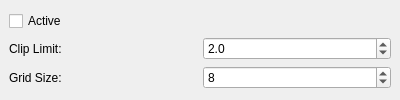
Above: src/WhiskerToolbox/Media_Widget/MediaProcessing_Widget/ProcessingOptions/ClaheWidget.ui from paulmthompson/WhiskerToolbox before the change. Below: the same form after it.
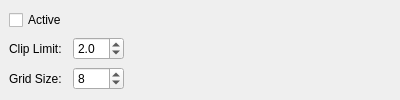
That is the form after the change.

The edit to the form file:
```diff
--- a/src/WhiskerToolbox/Media_Widget/MediaProcessing_Widget/ProcessingOptions/ClaheWidget.ui
+++ b/src/WhiskerToolbox/Media_Widget/MediaProcessing_Widget/ProcessingOptions/ClaheWidget.ui
@@ -13,7 +13,7 @@
   <property name="windowTitle">
    <string>Form</string>
   </property>
-  <layout class="QVBoxLayout" name="verticalLayout">
+  <layout class="QHBoxLayout" name="horizontalLayout">
    <property name="spacing">
     <number>6</number>
    </property>
@@ -95,6 +95,19 @@
      </item>
     </layout>
    </item>
+   <item>
+    <spacer name="horizontalSpacer">
+     <property name="orientation">
+      <enum>Qt::Orientation::Horizontal</enum>
+     </property>
+     <property name="sizeHint" stdset="0">
+      <size>
+       <width>40</width>
+       <height>20</height>
+      </size>
+     </property>
+    </spacer>
+   </item>
   </layout>
  </widget>
  <resources/>
```
Left out of the diff: 2 changed lines with no effect on the pictures.
